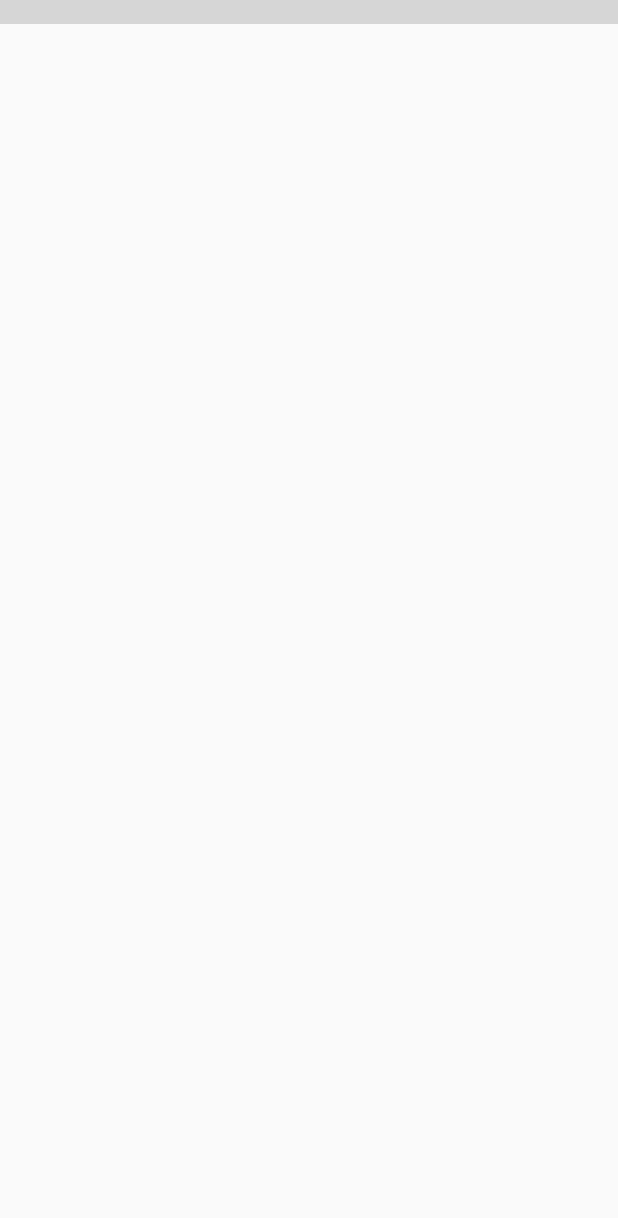
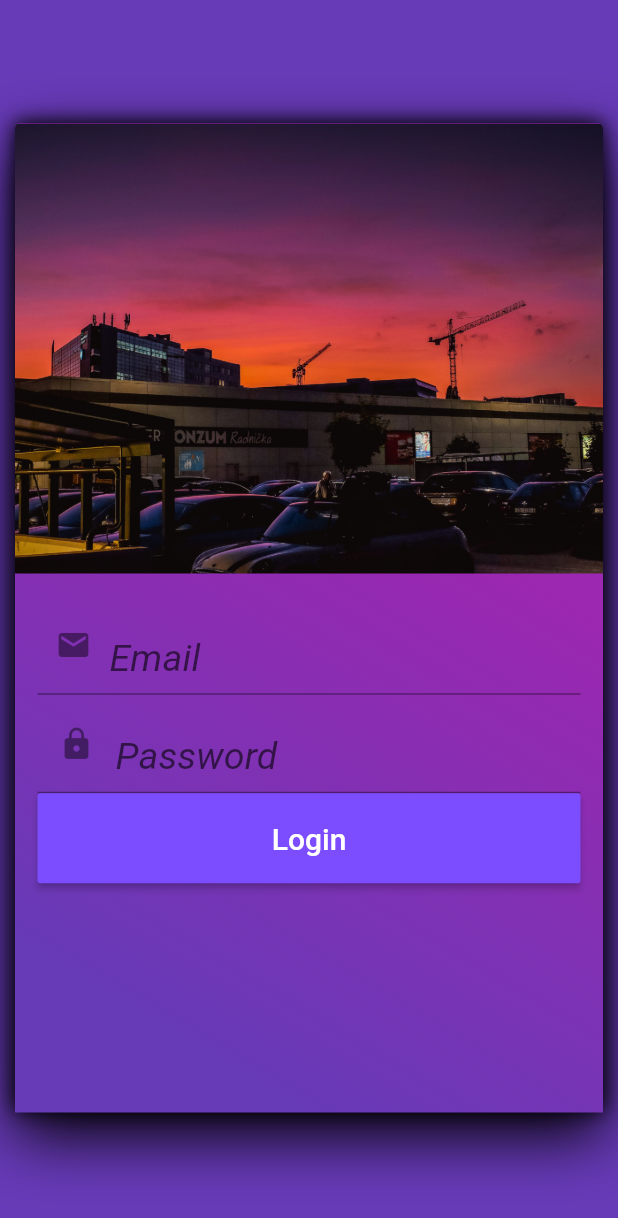
Before and after one commit to narendrasinghrathore/todo_app_flutter, a Flutter app: the screen it shows after launch, on a phone screen of 412 x 824 dp. Shown: the top 1218 px of the screen. Run offline on Flutter 3.47's test engine with Material 2 defaults, Android fonts, the phone set to English and light mode, and no system bars; project files that could hold a hidden picture were left out; grey boxes are pictures that could not be loaded.

Commit message:
Login screen UI

```diff
--- a/lib/main.dart
+++ b/lib/main.dart
@@ -1,10 +1,9 @@
 import 'package:flutter/material.dart';
-import 'package:todo_app_flutter/widgets/stateful/category_route.dart';
-import 'package:todo_app_flutter/widgets/stateful/home.dart';
-import 'package:todo_app_flutter/widgets/stateful/login.dart';
-import 'package:todo_app_flutter/widgets/stateful/unit_convertor.dart';
+import 'package:flutter/services.dart';
+
+// Imports of our custom widgets
+import 'package:todo_app_flutter/widgets/stateful/login/login.dart';
 import 'package:todo_app_flutter/widgets/stateless/about.dart';
-import 'package:todo_app_flutter/widgets/stateless/list-item.dart';
 
 void main() => runApp(MyApp());
 
@@ -12,6 +11,9 @@ class MyApp extends StatelessWidget {
   // This widget is the root of your application.
   @override
   Widget build(BuildContext context) {
+    // hide status bar.
+    SystemChrome.setEnabledSystemUIOverlays([SystemUiOverlay.bottom]);
+
     return MaterialApp(
       debugShowCheckedModeBanner: false,
       title: 'Todo App',
@@ -25,21 +27,28 @@ class MyApp extends StatelessWidget {
         // or simply save your changes to "hot reload" in a Flutter IDE).
         // Notice that the counter didn't reset back to zero; the application
         // is not restarted.
-        primarySwatch: Colors.lightBlue,
-        accentColorBrightness: Brightness.light,
-        fontFamily: 'RighteousRegular',
+        primarySwatch: Colors.purple,
+        accentColorBrightness: Brightness.dark,
+        fontFamily: 'ubuntu',
         textTheme: Theme.of(context).textTheme.apply(
-              bodyColor: Colors.black,
-              displayColor: Colors.grey[600],
+              bodyColor: Colors.white,
+              displayColor: Colors.white,
+              decorationColor: Colors.white
             ),
       ),
       // home: MyHomePage(
       // title: 'Todo App',
       // ),
-      home:  HomePage(), //LoginPage()
+      // home:  HomePage(), //LoginPage()
       routes: <String, WidgetBuilder>{
+        '/': (BuildContext context) => AppLogin(),
         '/about': (BuildContext context) => AboutPage()
       },
+      darkTheme: ThemeData(
+          accentColor: Colors.green[900],
+          backgroundColor: Colors.green[900],
+          buttonColor: Colors.green),
+      initialRoute: '/',
     );
   }
 }
--- a/lib/widgets/stateful/login/login.dart
+++ b/lib/widgets/stateful/login/login.dart
@@ -1,15 +1,145 @@
+import 'package:flutter/material.dart';
 import 'package:flutter/widgets.dart';
 
-class Login extends StatefulWidget {
+class AppLogin extends StatefulWidget {
   @override
-  _LoginState createState() => _LoginState();
+  _AppLoginState createState() => _AppLoginState();
 }
 
-class _LoginState extends State<Login> {
+class _AppLoginState extends State<AppLogin> {
+  final _formKey = GlobalKey<FormState>();
+
+  final _headerImage = 'lib/assets/images/sunsetsquare.jpg';
+
+  final circularRadius20 = Radius.circular(3);
+
   @override
   Widget build(BuildContext context) {
-    return Container(
+    return Scaffold(
+      backgroundColor: Colors.deepPurple,
+      body: SafeArea(
+        child: Center(
+          child: Container(
+            margin: EdgeInsets.all(10.0),
+            width: double.infinity,
+            height: MediaQuery.of(context).size.height * 80 / 100,
+            decoration: BoxDecoration(
+              boxShadow: [
+                BoxShadow(
+                    color: Colors.black,
+                    offset: Offset(0.0, 15.0),
+                    blurRadius: 35.0),
+                BoxShadow(
+                    color: Colors.black,
+                    offset: Offset(0.0, -1.0),
+                    blurRadius: 10.0),
+              ],
+              borderRadius: BorderRadius.only(
+                topLeft: circularRadius20,
+                topRight: circularRadius20,
+              ),
+              color: Colors.white,
+              gradient: LinearGradient(
+                colors: [Colors.deepPurple, Colors.purple],
+                begin: Alignment.bottomCenter,
+              ),
+            ),
+            child: SingleChildScrollView(
 
+              child: Column(
+                children: <Widget>[
+                  Container(
+                    height: 300,
+                    decoration: BoxDecoration(
+                      borderRadius: BorderRadius.only(
+                          topRight: circularRadius20,
+                          topLeft: circularRadius20),
+                      image: DecorationImage(
+                        fit: BoxFit.cover,
+                        image: AssetImage(
+                           _headerImage),
+                      ),
+                    ),
+                  ),
+                  Padding(
+                    padding: EdgeInsets.all(15.0),
+                    child: Form(
+                      key: _formKey,
+                      child: Column(
+                        mainAxisAlignment: MainAxisAlignment.center,
+                        children: <Widget>[
+                          Row(
+                            children: <Widget>[
+                              Expanded(
+                                child: TextFormField(
+                                  style: TextStyle(
+                                    color: Colors.white,
+                                  ),
+                                  decoration: InputDecoration(
+                                    hasFloatingPlaceholder: true,
+                                    alignLabelWithHint: true,
+                                    prefixIcon: Padding(
+                                      padding: EdgeInsets.all(4.0),
+                                      child: Icon(Icons.email),
+                                    ),
+                                    labelText: 'Email',
+                                    fillColor: Colors.white,
+                                    labelStyle: TextStyle(
+                                        fontSize: 25.0,
+                                        fontStyle: FontStyle.italic),
+                                  ),
+                                ),
+                              ),
+                            ],
+                          ),
+                          Row(
+                            children: <Widget>[
+                              Expanded(
+                                child: TextFormField(
+                                  style: TextStyle(
+                                    color: Colors.white,
+                                  ),
+                                  decoration: InputDecoration(
+                                    hasFloatingPlaceholder: true,
+                                    alignLabelWithHint: true,
+                                    prefixIcon: Padding(
+                                      padding: EdgeInsets.all(14.0),
+                                      child: Icon(Icons.lock),
+                                    ),
+                                    labelText: 'Password',
+                                    labelStyle: TextStyle(
+                                        fontSize: 25.0,
+                                        fontStyle: FontStyle.italic),
+                                  ),
+                                ),
+                              ),
+                            ],
+                          ),
+                        SizedBox(
+                          width: MediaQuery.of(context).size.width,
+                          height: 60,
+                          child: RaisedButton(
+                            color: Colors.deepPurpleAccent,
+                            onPressed: () => {},
+                            child: Text(
+                              'Login',
+                              style:TextStyle(
+                                color: Colors.white,
+                                fontSize: 20,
+                              )
+                            ),
+                          ),
+                        ),
+                        ],
+                      ),
+                    ),
+                  ),
+                ],
+              ),
+            ),
+          ),
+        ),
+      ),
     );
   }
 }
```
Also changed, not shown: pubspec.yaml (+9 -2 lines), fonts/ubuntu/Ubuntu-Bold.ttf (added), fonts/ubuntu/Ubuntu-BoldItalic.ttf (added), fonts/ubuntu/Ubuntu-Italic.ttf (added), fonts/ubuntu/Ubuntu-Light.ttf (added), fonts/ubuntu/Ubuntu-LightItalic.ttf (added), fonts/ubuntu/Ubuntu-Medium.ttf (added), fonts/ubuntu/Ubuntu-MediumItalic.ttf (added), fonts/ubuntu/Ubuntu-Regular.ttf (added), lib/assets/images/sunsetsquare.jpg (added).
